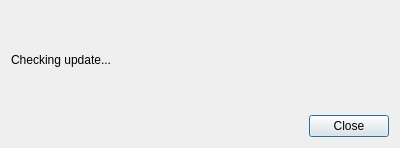
Old version of the form src/updatecheckdialog.ui in the repository AlexanderAmelkin/SerialPlot.
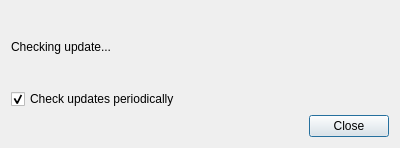
New version of the form.

Commit message: automatically check update at startup

Patch:
```diff
--- a/src/updatecheckdialog.ui
+++ b/src/updatecheckdialog.ui
@@ -24,6 +24,16 @@
      </property>
     </widget>
    </item>
+   <item>
+    <widget class="QCheckBox" name="cbPeriodic">
+     <property name="text">
+      <string>Check updates periodically</string>
+     </property>
+     <property name="checked">
+      <bool>true</bool>
+     </property>
+    </widget>
+   </item>
    <item>
     <widget class="QDialogButtonBox" name="buttonBox">
      <property name="orientation">
```
The commit also changes 5 other files.
